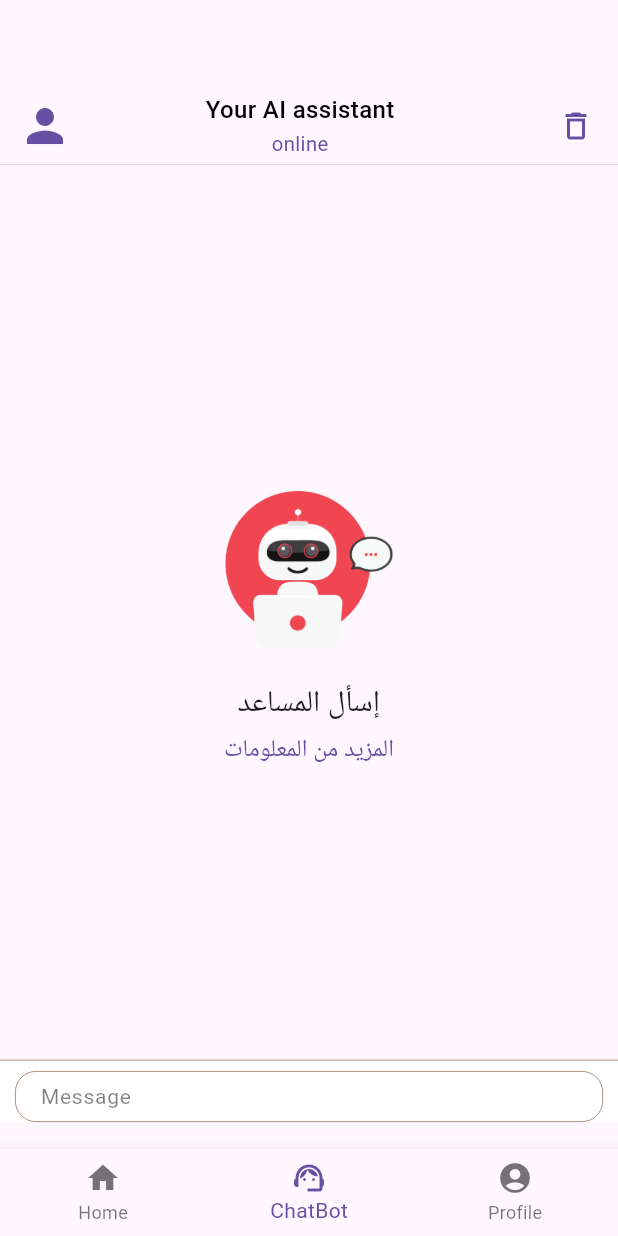
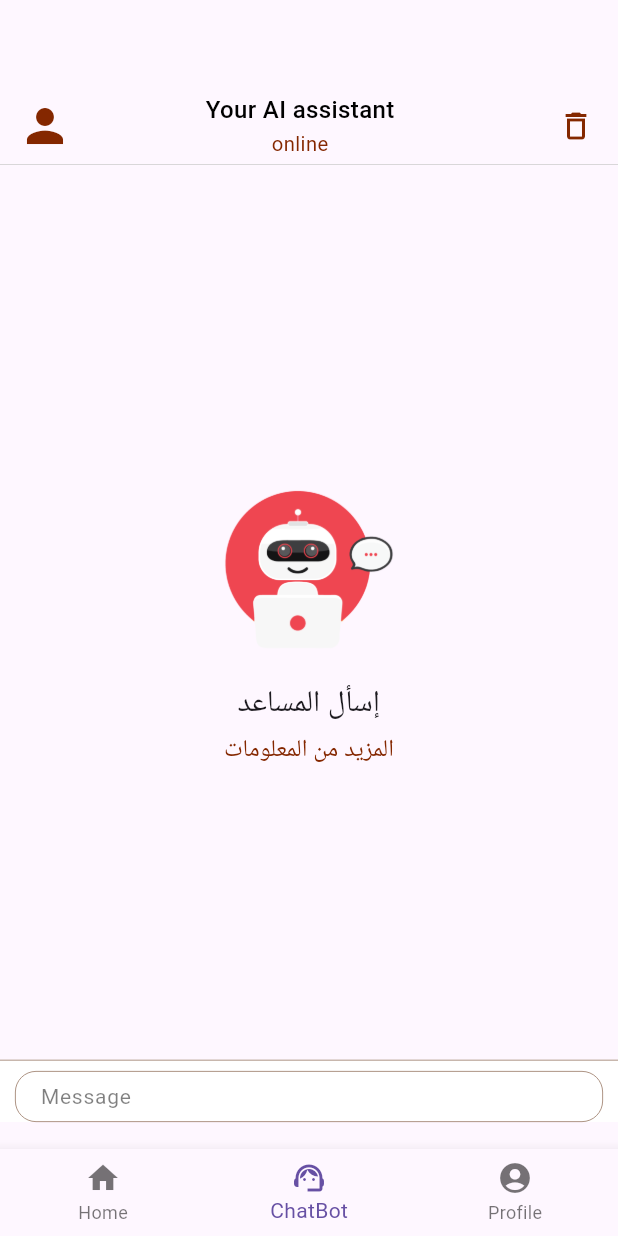
Before and after one commit to ahmdghannam/senior_project, a Flutter app: the ChatPage screen opened directly, on a phone screen of 412 x 824 dp. Run offline on Flutter 3.47's test engine with Material 3 defaults, Android fonts, the phone set to English and light mode, and no system bars; our stand-ins replace cloud_firestore, csv, firebase_auth, firebase_core, flutter_chat_types, flutter_chat_ui and 1 more; accounts and stored records are empty; Roboto replaces fonts that are missing (RobotoMono).

Commit message:
Fix Chat Color to be as Theme Color

```diff
--- a/lib/view/ChatPage.dart
+++ b/lib/view/ChatPage.dart
@@ -115,7 +115,7 @@ class _ChatPageState extends State<ChatPage> {
                   style: TextStyle(
                     fontSize: 16,
                     fontWeight: FontWeight.w400,
-                    color: Theme.of(context).primaryColor,
+                    color:Color(0xFF842700),
                   ),
                 ),
               ),
@@ -143,7 +143,7 @@ class _ChatPageState extends State<ChatPage> {
             messageInsetsHorizontal: 10,
             messageInsetsVertical: 8,
             messageBorderRadius: 14,
-            primaryColor: Theme.of(context).primaryColor,
+            primaryColor: Color(0xFF842700),
             secondaryColor: Colors.grey.shade200,
             receivedMessageBodyTextStyle: const TextStyle(
               color: Colors.black,
@@ -162,7 +162,7 @@ class _ChatPageState extends State<ChatPage> {
             inputBorderRadius: BorderRadius.zero,
             inputBackgroundColor: Colors.white,
             inputTextColor: Colors.black,
-            inputTextCursorColor: Theme.of(context).primaryColor,
+            inputTextCursorColor: Color(0xFF842700),
             inputPadding: const EdgeInsets.only(
               left: 10,
               right: 10,
@@ -211,7 +211,7 @@ class _ChatPageState extends State<ChatPage> {
             sendButtonIcon: Container(
               decoration: BoxDecoration(
                 borderRadius: const BorderRadius.all(Radius.circular(14)),
-                color: Theme.of(context).primaryColor,
+                color:Color(0xFF842700) ,
               ),
               padding: const EdgeInsets.all(2),
               child: Transform.rotate(
@@ -281,7 +281,7 @@ class _ChatPageState extends State<ChatPage> {
               style: TextStyle(
                 fontWeight: FontWeight.w400,
                 fontSize: 17,
-                color: Theme.of(context).primaryColor,
+                color: Color(0xFF842700),
               ),
             ),
           ),
--- a/lib/view/HomePage.dart
+++ b/lib/view/HomePage.dart
@@ -123,6 +123,7 @@ class _HomePageState extends State<HomePage> {
         ),
       ),
       bottomNavigationBar: BottomNavigationBar(
+        selectedItemColor:Color(0xFF842700) ,
         currentIndex: 0,
         type: BottomNavigationBarType.fixed,
         items: [
--- a/lib/view/widgets/ChatAppBar.dart
+++ b/lib/view/widgets/ChatAppBar.dart
@@ -50,7 +50,7 @@ class _ChatAppBarState extends State<ChatAppBar> {
                 Icon(
                   Icons.person,
                   size: 36,
-                  color: Theme.of(context).primaryColor,
+                  color: Color(0xFF842700),
                 ),
                 Column(
                   mainAxisAlignment: MainAxisAlignment.center,
@@ -71,7 +71,7 @@ class _ChatAppBarState extends State<ChatAppBar> {
                           child: Padding(
                             padding: const EdgeInsets.only(right: 4),
                             child: CupertinoActivityIndicator(
-                              color: Theme.of(context).primaryColor,
+                              color:Color(0xFF842700) ,
                               radius: 7,
                             ),
                           ),
@@ -79,7 +79,7 @@ class _ChatAppBarState extends State<ChatAppBar> {
                         Text(
                           widget.isTyping ? 'typing' : 'online',
                           style: TextStyle(
-                            color: Theme.of(context).primaryColor,
+                            color: Color(0xFF842700),
                             fontSize: 13.5,
                             fontWeight: FontWeight.w400,
                           ),
@@ -94,7 +94,7 @@ class _ChatAppBarState extends State<ChatAppBar> {
                   alignment: Alignment.centerRight,
                   icon: Icon(
                     Icons.delete_outline_outlined,
-                    color: Theme.of(context).primaryColor,
+                    color: Color(0xFF842700),
                   ),
                 ),
               ],
@@ -124,7 +124,7 @@ class _ChatAppBarState extends State<ChatAppBar> {
               style: TextStyle(
                 fontWeight: FontWeight.w400,
                 fontSize: 17,
-                color: Theme.of(context).primaryColor,
+                color: Color(0xFF842700),
               ),
             ),
           ),
```
Also changed, not shown: pubspec.lock.
